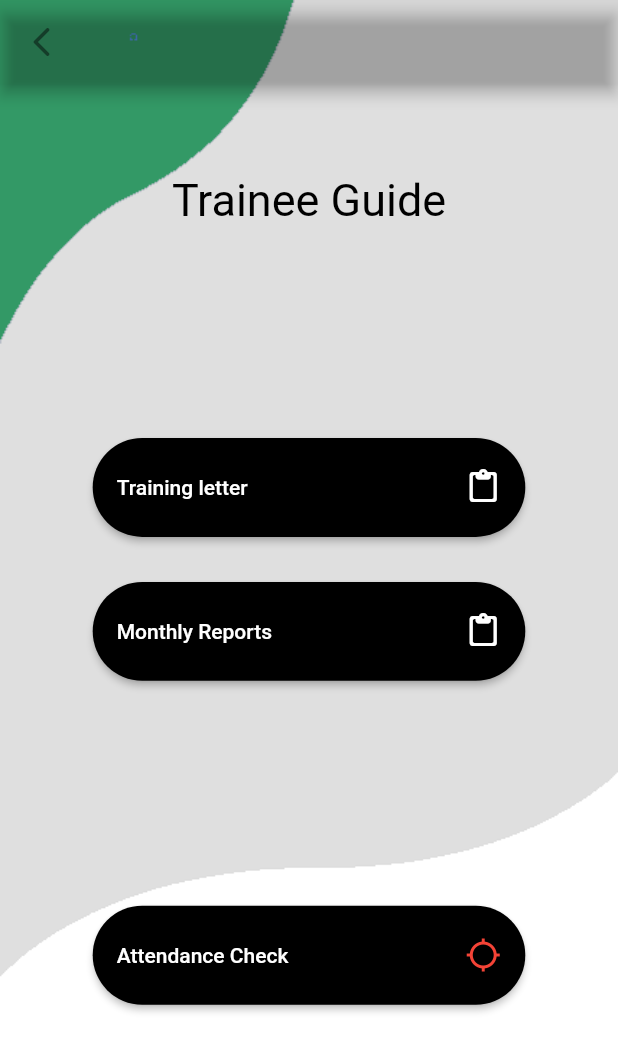
After one commit to khaledDerbass/traineeguide1, a Flutter app: the myStudent screen opened by its route, after a tap on the "arrow back ios" icon, on a phone screen of 412 x 824 dp. The commit adds this screen. Shown: the top 1052 px of the screen. Run offline on Flutter 3.47's test engine with Material 2 defaults, Android fonts, the phone set to English and light mode, and no system bars; our stand-ins replace google_maps_flutter.

Commit message:
student page 1 added

```diff
--- a/lib/login.dart
+++ b/lib/login.dart
@@ -33,7 +33,7 @@ class _myLoginState extends State<myLogin> {
                       top: 60.0,
                     ),
                     child: Text(
-                      'Attendance Guide\n\n LOGIN',
+                      'Trainee Guide\n\n LOGIN',
                       textAlign: TextAlign.center,
                       style: TextStyle(
                         color: Colors.black,
@@ -94,7 +94,7 @@ class _myLoginState extends State<myLogin> {
                                 shape: StadiumBorder(),
                               ),
                               onPressed: () {
-                                Navigator.pushNamed(context, 'student');
+                                Navigator.pushNamed(context, 'student1');
                               },
                               child: Row(
                                 mainAxisAlignment:
--- a/lib/main.dart
+++ b/lib/main.dart
@@ -1,6 +1,7 @@
 import 'package:flutter/material.dart';
 import 'package:traineeguide/resetpass.dart';
 import 'package:traineeguide/student_page.dart';
+import 'package:traineeguide/student_page1.dart';
 import 'package:traineeguide/student_reg.dart';
 import 'package:traineeguide/supervisor_reg.dart';
 
@@ -19,48 +20,8 @@ void main() {
       'register': (context) => myRegister(),
       'forgot': (context) => resetPassword(),
       'supervisor': (context) => mySupervisor(),
-      'student': (context) => myStudent()
+      'student': (context) => myStudent(),
+      'student1': (context) => myStudent1()
+
       }));
       }
-    /*
-    Future<void> _onMapCreated(GoogleMapController controller) async {
-    final googleOffices = await locations.getGoogleOffices();
-    setState(() {
-    _markers.clear();
-    for (final office in googleOffices.offices) {
-    final marker = Marker(
-    markerId: MarkerId(office.name),
-    position: LatLng(office.lat, office.lng),
-    infoWindow: InfoWindow(
-    title: office.name,
-    snippet: office.address,
-    ),
-    );
-    _markers[office.name] = marker;
-    }
-    });
-    }
-
-    @override
-    Widget build(BuildContext context) {
-    return MaterialApp(
-    home: Scaffold(
-    appBar: AppBar(
-    title: const Text('Google Office Locations'),
-    backgroundColor: Colors.green[700],
-    ),
-    body: GoogleMap(
-    onMapCreated: _onMapCreated,
-    initialCameraPosition: const CameraPosition(
-    target: LatLng(0, 0),
-    zoom: 2,
-    ),
-    markers: _markers.values.toSet(),
-    ),
-    ),
-    );
-    }
-      },
-    ),
-  );
-}*/
--- a/lib/student_page.dart
+++ b/lib/student_page.dart
@@ -1,6 +1,5 @@
 //import 'dart.html';
 import 'dart:async';
-
 import 'package:flutter/material.dart';
 import 'package:google_maps_flutter/google_maps_flutter.dart';
 //import 'package:google_maps_flutter/google_maps_flutter.dart';
@@ -25,7 +24,19 @@ class _myStudentState extends State<myStudent> {
   Widget build(BuildContext context) {
     return SafeArea(
       child: Scaffold(
-        backgroundColor: Colors.transparent,
+        appBar: AppBar(
+            elevation: null,
+            backgroundColor: Colors.transparent,
+            leading: TextButton(
+              onPressed: () {
+                Navigator.pushNamed(context, 'student1');
+              },
+              child: Icon(
+                Icons.arrow_back_ios_rounded,
+                color: Colors.black45,
+              ),
+            )),
+       // backgroundColor: Colors.transparent,
         body: Stack(
           children: [
             GoogleMap(
@@ -40,7 +51,7 @@ class _myStudentState extends State<myStudent> {
               children: [
                 Container(
                   padding: EdgeInsets.only(
-                    top: 60.0,
+                    top: 40.0,
                   ),
                   child: Text(
                     '',
@@ -56,7 +67,7 @@ class _myStudentState extends State<myStudent> {
             SingleChildScrollView(
               child: Container(
                 padding: EdgeInsets.only(
-                  top: MediaQuery.of(context).size.height * 0.10,
+                  top: MediaQuery.of(context).size.height * 0.05,
                   left: 35,
                   right: 35,
                 ),
@@ -68,8 +79,9 @@ class _myStudentState extends State<myStudent> {
                       children: [
                         ElevatedButton(
                           style: ElevatedButton.styleFrom(
-                            maximumSize: const Size(130.0, 60.0),
-                            minimumSize: const Size(130.0, 50.0),
+                            maximumSize:  Size(MediaQuery.of(context).size.width * 0.365, MediaQuery.of(context).size.height * 0.08),
+                            minimumSize:  Size(MediaQuery.of(context).size.width * 0.365, MediaQuery.of(context).size.height * 0.08),
+
                             primary: Colors.black,
                             shape: const StadiumBorder(),
                           ),
@@ -86,7 +98,7 @@ class _myStudentState extends State<myStudent> {
                             ],
                           ),
                         ),
-                        SizedBox(width: 30.0),
+                        SizedBox(width: 15.0),
                         Row(
                           //   mainAxisAlignment: MainAxisAlignment.end,
                           //   crossAxisAlignment: CrossAxisAlignment.end,
@@ -94,8 +106,8 @@ class _myStudentState extends State<myStudent> {
                           children: [
                             ElevatedButton(
                               style: ElevatedButton.styleFrom(
-                                maximumSize: const Size(140.0, 60.0),
-                                minimumSize: const Size(140.0, 50.0),
+                                maximumSize:  Size(MediaQuery.of(context).size.width * 0.365, MediaQuery.of(context).size.height * 0.08),
+                                minimumSize:  Size(MediaQuery.of(context).size.width * 0.365, MediaQuery.of(context).size.height * 0.08),
                                 primary: Colors.black,
                                 shape: const StadiumBorder(),
                               ),
--- /dev/null
+++ b/lib/student_page1.dart
@@ -0,0 +1,170 @@
+import 'package:flutter/material.dart';
+
+class myStudent1 extends StatefulWidget {
+  const myStudent1({Key? key}) : super(key: key);
+
+  @override
+  _myStudentState1 createState() => _myStudentState1();
+}
+
+
+class _myStudentState1 extends State<myStudent1> {
+
+  @override
+  Widget build(BuildContext context) {
+    return SafeArea(
+      child: Container(
+        decoration: BoxDecoration(
+          image: DecorationImage(
+            image: AssetImage(
+              'assets/register.png',
+            ),
+            fit: BoxFit.cover,
+          ),
+        ),
+        child: Scaffold(
+          appBar: AppBar(
+              elevation: null,
+              backgroundColor: Colors.transparent,
+              leading: TextButton(
+                onPressed: () {
+                  Navigator.pushNamed(context, 'login');
+                },
+                child: Icon(
+                  Icons.arrow_back_ios_rounded,
+                  color: Colors.black45,
+                ),
+              )),
+          backgroundColor: Colors.transparent,
+          body: Stack(
+            children: [
+              Row(
+                mainAxisAlignment: MainAxisAlignment.center,
+                children: [
+                  Container(
+                    padding: EdgeInsets.only(
+                      top: 60.0,
+                    ),
+                    child: Text(
+                      'Trainee Guide',
+                      textAlign: TextAlign.center,
+                      style: TextStyle(
+                        color: Colors.black,
+                        fontSize: 30.0,
+                      ),
+                    ),
+                  ),
+                ],
+              ),
+              SingleChildScrollView(
+                child: Container(
+                  padding: EdgeInsets.only(
+                    top: MediaQuery
+                        .of(context)
+                        .size
+                        .height * 0.25,
+                    left: 35,
+                    right: 35,
+                  ),
+                  child: Column(
+                    children: [
+                      SizedBox(height: 30.0),
+                      Row(
+                        mainAxisAlignment: MainAxisAlignment.center,
+                        children: [
+                          ElevatedButton(
+                              style: ElevatedButton.styleFrom(
+                                maximumSize:  Size(MediaQuery.of(context).size.width * 0.700, MediaQuery.of(context).size.height * 0.50),
+                                minimumSize:  Size(MediaQuery.of(context).size.width * 0.700, MediaQuery.of(context).size.height * 0.08),
+                                primary: Colors.black,
+                                shape: StadiumBorder(),
+                              ),
+                              onPressed: () {
+                                Navigator.pushNamed(context, 'student1');
+                              },
+                              child: Row(
+                                mainAxisAlignment:
+                                MainAxisAlignment.spaceBetween,
+                                crossAxisAlignment: CrossAxisAlignment.center,
+                                children: [
+                                  Text('Training letter'),
+                                  Icon(
+                                    Icons.content_paste_rounded,
+                                    color: Colors.white,
+                                  ),
+                                ],
+                              )),
+
+
+                        ],
+
+                      ),
+
+                  SizedBox(height: 30.0),
+                  Row(
+                    mainAxisAlignment: MainAxisAlignment.center,
+                    children: [
+                      ElevatedButton(
+                          style: ElevatedButton.styleFrom(
+                            maximumSize:  Size(MediaQuery.of(context).size.width * 0.700, MediaQuery.of(context).size.height * 0.50),
+                            minimumSize:  Size(MediaQuery.of(context).size.width * 0.700, MediaQuery.of(context).size.height * 0.08),
+                            primary: Colors.black,
+                            shape: StadiumBorder(),
+                          ),
+                          onPressed: () {
+                            Navigator.pushNamed(context, 'student1');
+                          },
+                          child: Row(
+                            mainAxisAlignment:
+                            MainAxisAlignment.spaceBetween,
+                            crossAxisAlignment: CrossAxisAlignment.center,
+                            children: [
+                              Text('Monthly Reports'),
+                              Icon(
+                                Icons.content_paste_rounded,
+                                color: Colors.white,
+                              ),
+                            ],
+                          )),
+                ],
+                  ),
+                      SizedBox(height: 150.0),
+                      Row(
+                        mainAxisAlignment: MainAxisAlignment.center,
+                        children: [
+                          ElevatedButton(
+                              style: ElevatedButton.styleFrom(
+                                maximumSize:  Size(MediaQuery.of(context).size.width * 0.700, MediaQuery.of(context).size.height * 0.50),
+                                minimumSize:  Size(MediaQuery.of(context).size.width * 0.700, MediaQuery.of(context).size.height * 0.08),
+                                primary: Colors.black,
+                                shape: StadiumBorder(),
+                              ),
+                              onPressed: () {
+                                Navigator.pushNamed(context, 'student');
+                              },
+                              child: Row(
+                                mainAxisAlignment:
+                                MainAxisAlignment.spaceBetween,
+                                crossAxisAlignment: CrossAxisAlignment.center,
+                                children: [
+                                  Text('Attendance Check '),
+                                  Icon(
+                                    Icons.location_searching,
+                                    color: Colors.red,
+                                  ),
+                                ],
+                              )),
+                        ],
+                      ),
+                ],
+        ),
+                ),),
+            ],
+
+
+          ),
+        ),
+      ),
+    );
+  }
+}
--- a/lib/supervisor_reg.dart
+++ b/lib/supervisor_reg.dart
@@ -10,6 +10,7 @@ class mySupervisor extends StatefulWidget
 }
 
 class _mySupervisorState extends State<mySupervisor> {
+
   @override
   Widget build(BuildContext context) {
     return SafeArea(
@@ -31,10 +32,10 @@ class _mySupervisorState extends State<mySupervisor> {
               },
               child: Icon(
                 Icons.arrow_back_ios_rounded,
-                color: Colors.black,
+                color: Colors.black45,
               ),
             )),
-        backgroundColor: Colors.transparent,
+       backgroundColor: Colors.transparent,
           body: Stack(
           children: [
             Row(
--- a/pubspec.yaml
+++ b/pubspec.yaml
@@ -4,7 +4,6 @@ description: A new Flutter project.
 # The following line prevents the package from being accidentally published to
 # pub.dev using `flutter pub publish`. This is preferred for private packages.
 publish_to: 'none' # Remove this line if you wish to publish to pub.dev
-
 # The following defines the version and build number for your application.
 # A version number is three numbers separated by dots, like 1.2.43
 # followed by an optional build number separated by a +.
```
